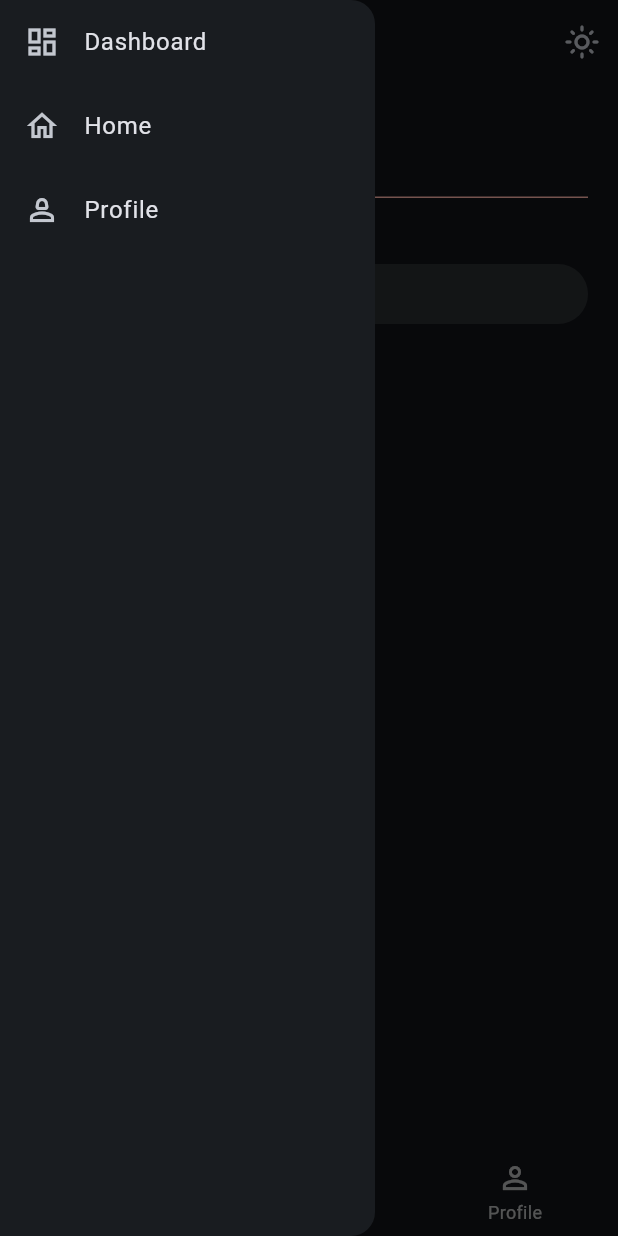
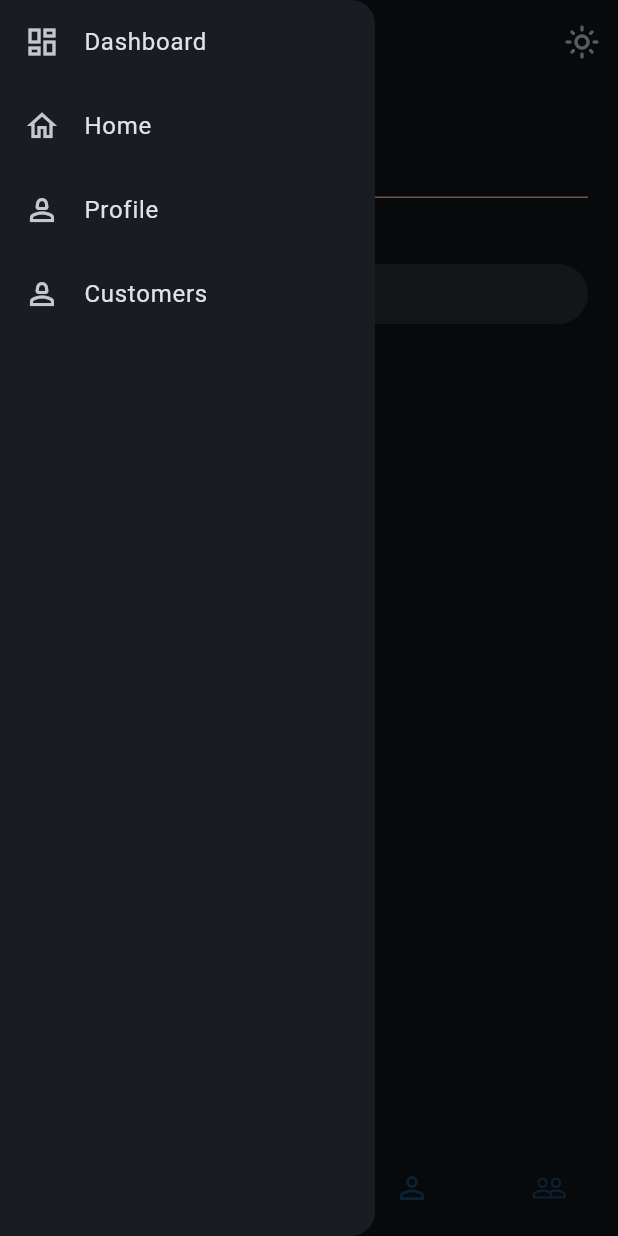
Before and after one commit to Kiditz-Lab/learn_flutter, a Flutter app: the screen it shows after launch, with the side drawer open, on a phone screen of 412 x 824 dp. Run offline on Flutter 3.47's test engine with Material 3 defaults, Android fonts, the phone set to English and light mode, and no system bars; our stand-ins replace bloc, dartz, device_preview, dio, flutter_bloc, formz and 5 more.

Commit message:
add customer crud

```diff
--- a/analysis_options.yaml
+++ b/analysis_options.yaml
@@ -21,8 +21,11 @@ linter:
   # `// ignore_for_file: name_of_lint` syntax on the line or in the file
   # producing the lint.
   rules:
+
     # avoid_print: false  # Uncomment to disable the `avoid_print` rule
     # prefer_single_quotes: true  # Uncomment to enable the `prefer_single_quotes` rule
-
+analyzer:
+  errors:
+    invalid_annotation_target: ignore
 # Additional information about this file can be found at
 # https://dart.dev/guides/language/analysis-options
--- a/lib/injector.dart
+++ b/lib/injector.dart
@@ -1,6 +1,8 @@
 import 'package:kiwi/kiwi.dart';
+import 'package:learn_flutter/repository/customer_repository.dart';
 import 'package:learn_flutter/repository/product_repository.dart';
 import 'package:learn_flutter/repository/woo_commerce_client.dart';
+import 'package:learn_flutter/service/cubit/customer_list_cubit.dart';
 import 'package:learn_flutter/service/cubit/product_list_cubit.dart';
 import 'package:learn_flutter/service/cubit/product_tag_form_cubit.dart';
 import 'package:learn_flutter/service/cubit/theme_mode_cubit.dart';
@@ -22,6 +24,8 @@ abstract class Injector {
   @Register.factory(ProductTagFormCubit)
   @Register.singleton(ProductListCubit)
   @Register.singleton(ProductRepository)
+  @Register.factory(CustomerRepository)
+  @Register.factory(CustomerListCubit)
   @Register.singleton(WooCommerceClient)
   void configure();
 }
--- a/lib/repository/product_repository.dart
+++ b/lib/repository/product_repository.dart
@@ -25,7 +25,6 @@ class ProductRepository {
     try {
       final response =
           await _client.post('/products/tags', data: request.toJson());
-
       return right(Tag.fromJson(response.data));
     } on DioException catch (e) {
       return left(e);
--- a/lib/router.dart
+++ b/lib/router.dart
@@ -1,6 +1,7 @@
 import 'package:flutter/material.dart';
 import 'package:go_router/go_router.dart';
 import 'package:learn_flutter/view/adaptive_nav.dart';
+import 'package:learn_flutter/view/customer_list.dart';
 import 'package:learn_flutter/view/dashboard.dart';
 import 'package:learn_flutter/view/home.dart';
 import 'package:learn_flutter/view/profile.dart';
@@ -27,7 +28,11 @@ final router = GoRouter(
         GoRoute(
           path: '/dashboard',
           builder: (context, state) => const Dashboard(),
-        )
+        ),
+        GoRoute(
+          path: '/customers',
+          builder: (context, state) => const CustomerListView(),
+        ),
       ],
     ),
   ],
--- a/lib/view/adaptive_nav.dart
+++ b/lib/view/adaptive_nav.dart
@@ -71,6 +71,12 @@ class _MobileViewState extends State<_MobileView> {
       body: widget.child,
       bottomNavigationBar: BottomNavigationBar(
         currentIndex: navIndex,
+        selectedItemColor: Theme.of(context).colorScheme.primary,
+        selectedLabelStyle:
+            TextStyle(color: Theme.of(context).colorScheme.primary),
+        unselectedItemColor: Theme.of(context).colorScheme.primaryContainer,
+        unselectedLabelStyle:
+            TextStyle(color: Theme.of(context).colorScheme.primaryContainer),
         onTap: (value) {
           setState(() {
             navIndex = value;
@@ -84,6 +90,9 @@ class _MobileViewState extends State<_MobileView> {
               break;
             case 2:
               context.go('/profile');
+              break;
+            case 3:
+              context.go('/customers');
               break;
           }
         },
@@ -99,6 +108,10 @@ class _MobileViewState extends State<_MobileView> {
           BottomNavigationBarItem(
             icon: Icon(Icons.person_outline),
             label: 'Profile',
+          ),
+          BottomNavigationBarItem(
+            icon: Icon(Icons.people_outline),
+            label: 'Customers',
           )
         ],
       ),
@@ -144,6 +157,16 @@ class _MainDrawer extends StatelessWidget {
             },
             leading: const Icon(Icons.person_2_outlined),
             title: const Text('Profile'),
+          ),
+          ListTile(
+            onTap: () {
+              if (mainKey.currentState?.isDrawerOpen == true) {
+                mainKey.currentState?.closeDrawer();
+              }
+              context.go('/customers');
+            },
+            leading: const Icon(Icons.person_2_outlined),
+            title: const Text('Customers'),
           )
         ],
       ),
--- a/lib/view/home.dart
+++ b/lib/view/home.dart
@@ -4,9 +4,14 @@ import 'package:formz/formz.dart';
 import 'package:learn_flutter/injector.dart';
 import 'package:learn_flutter/service/cubit/product_tag_form_cubit.dart';
 
-class Home extends StatelessWidget {
+class Home extends StatefulWidget {
   const Home({super.key});
 
+  @override
+  State<Home> createState() => _HomeState();
+}
+
+class _HomeState extends State<Home> {
   @override
   Widget build(BuildContext context) {
     return BlocProvider(
@@ -18,6 +23,9 @@ class Home extends StatelessWidget {
             if (state.status.isSuccess) {
               ScaffoldMessenger.of(context)
                   .showSnackBar(const SnackBar(content: Text('Sukses cuk!!')));
+            } else if (state.status.isFailure) {
+              ScaffoldMessenger.of(context)
+                  .showSnackBar(const SnackBar(content: Text('Gagal cuk!!')));
             }
           },
           child: const Column(
@@ -41,7 +49,7 @@ class _TagInput extends StatelessWidget {
     return BlocBuilder<ProductTagFormCubit, ProductTagFormState>(
       buildWhen: (previous, current) => previous.tag != current.tag,
       builder: (context, state) {
-        return TextField(
+        return TextFormField(
           decoration: InputDecoration(
             labelText: 'Tag Name',
             errorText: state.tag.isNotValid ? 'Tag name is required' : null,
--- a/pubspec.yaml
+++ b/pubspec.yaml
@@ -23,6 +23,7 @@ dependencies:
   device_preview: ^1.1.0
   kiwi: ^4.1.0
   formz: ^0.7.0
+  timeago: ^3.6.1
 
 dev_dependencies:
   flutter_test:
```
Also changed, not shown: lib/model/customer.dart (added, +20 -0 lines), lib/model/utils/api_status.dart (added, +7 -0 lines), lib/model/utils/converter.dart (added, +16 -0 lines), lib/repository/customer_repository.dart (added, +44 -0 lines), lib/repository/woo_commerce_client.dart (+17 -0 lines), lib/service/cubit/customer_list_cubit.dart (added, +41 -0 lines), lib/service/cubit/customer_list_state.dart (added, +10 -0 lines), lib/service/cubit/product_tag_form_cubit.dart (+2 -6 lines), lib/view/customer_list.dart (added, +77 -0 lines), lib/injector.g.dart, lib/model/customer.freezed.dart (added), lib/model/customer.g.dart (added), lib/service/cubit/customer_list_cubit.freezed.dart (added), pubspec.lock.
